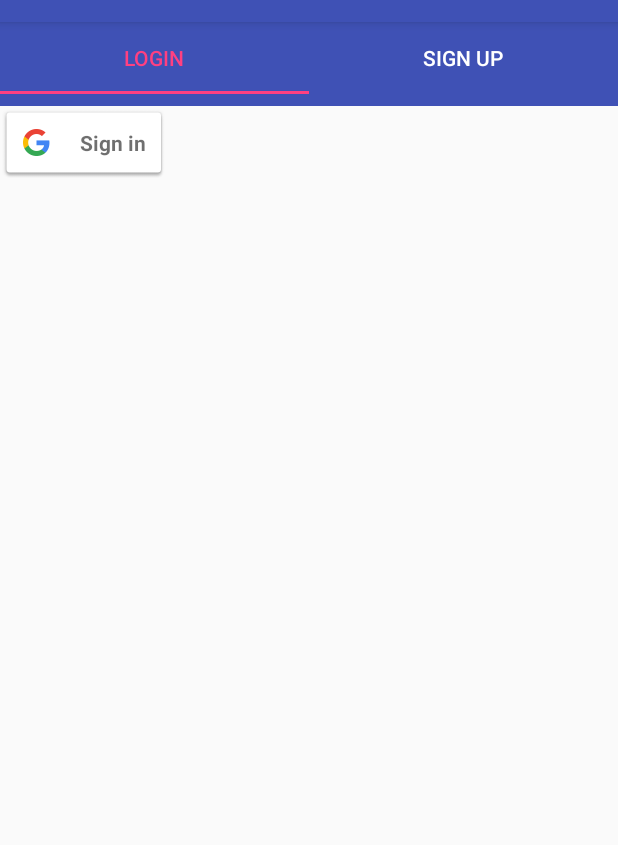
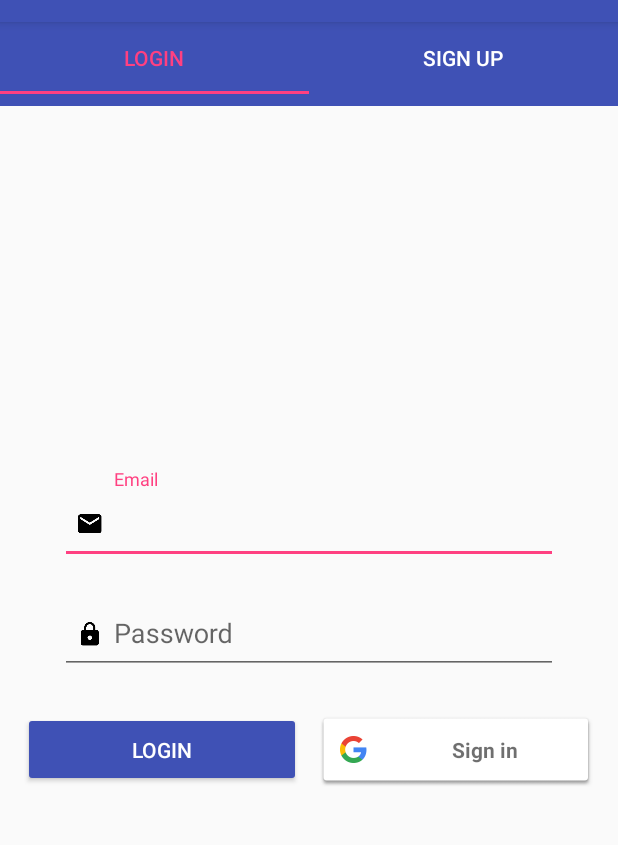
Before and after one commit to marijannovak123/Autism_Helper, an Android app: the screen it shows after launch (LoginActivity), on a phone screen of 412 x 824 dp, the part 62-907 px from its top. Run offline under Robolectric (Android 15) with nearby library versions, the phone set to English and light mode, and no system bars; our stand-ins replace Firebase (no records; nobody signed in at launch, a user with empty details on screens opened directly), Room's generated code, RxJava.

Commit message:
login finished, small improvements

```diff
--- a/app/src/main/java/com/marijannovak/autismhelper/config/Constants.kt
+++ b/app/src/main/java/com/marijannovak/autismhelper/config/Constants.kt
@@ -10,7 +10,7 @@ class Constants {
         const val BASE_URL = "https://autism-helper.firebaseio.com/api/"
         const val FIREBASE_AUTH = "auth"
         const val FIREBASE_API_KEY = "2Sm3l55sGpTgeojlAnyREqj5KOwcks1kx379XidA"
-        const val RESULT_CODE_GOOGLE_SIGNIN = 9001;
+        const val RESULT_CODE_GOOGLE_SIGNIN = 9001
         //endregion
 
         //region local db
--- a/app/src/main/java/com/marijannovak/autismhelper/modules/login/SignupFragment.kt
+++ b/app/src/main/java/com/marijannovak/autismhelper/modules/login/SignupFragment.kt
@@ -18,12 +18,13 @@ import com.marijannovak.autismhelper.models.SignupRequest
 import com.marijannovak.autismhelper.utils.DatePicker
 import com.marijannovak.autismhelper.utils.InputValidator
 import kotlinx.android.synthetic.main.fragment_signup.*
+import org.jetbrains.anko.support.v4.toast
 import java.util.*
 
 class SignupFragment : Fragment(), DatePickerDialog.OnDateSetListener {
 
     private var listener: LoginSignupListener? = null
-    private var selectedDate: Date? = null
+    private var selectedDate: Calendar = Calendar.getInstance()
 
     override fun onCreateView(inflater: LayoutInflater, container: ViewGroup?,
                               savedInstanceState: Bundle?): View? {
@@ -34,17 +35,6 @@ class SignupFragment : Fragment(), DatePickerDialog.OnDateSetListener {
         super.onViewCreated(view, savedInstanceState)
 
         initListeners()
-        insertTestData()
-    }
-
-    @SuppressLint("SetTextI18n")
-    private fun insertTestData() {
-        etEmail.setText("marijannovak123@gmail.com")
-        etUsername.setText("marijannovak123")
-        etPassword.setText("lozinka123")
-        etConfirmPassword.setText("lozinka123")
-        selectedDate = Date(774620151000)
-        etDateOfBirth.setText("${selectedDate!!.day}.${selectedDate!!.month}.${selectedDate!!.year}")
     }
 
     private fun initListeners() {
@@ -58,8 +48,10 @@ class SignupFragment : Fragment(), DatePickerDialog.OnDateSetListener {
 
     @SuppressLint("SetTextI18n")
     override fun onDateSet(view: android.widget.DatePicker?, year: Int, month: Int, dayOfMonth: Int) {
-        selectedDate = Date(year, month, dayOfMonth)
-        etDateOfBirth.setText(dayOfMonth.toString() + "." + (month - 1) + "." + year)
+        selectedDate.set(Calendar.YEAR, year)
+        selectedDate.set(Calendar.MONTH, month)
+        selectedDate.set(Calendar.DAY_OF_MONTH, dayOfMonth)
+        etDateOfBirth.setText(dayOfMonth.toString() + "." + (month + 1) + "." + year)
     }
 
     private fun attemptSignup() {
@@ -74,31 +66,42 @@ class SignupFragment : Fragment(), DatePickerDialog.OnDateSetListener {
         if (!InputValidator.validate(email, VALIDATION_EMAIL)) {
             valid = false
             etEmail.error = resources.getString(R.string.malformed_email)
+        } else {
+            etEmail.error = null
         }
 
         if (!InputValidator.validate(password, VALIDATION_PASSWORD)) {
             valid = false
             etPassword.error = resources.getString(R.string.password_invalid)
+        } else {
+            etPassword.error = null
         }
 
         if (!InputValidator.validate(username, VALIDATION_USERNAME)) {
             valid = false
             etUsername.error = resources.getString(R.string.username_invalid)
+        } else {
+            etUsername.error = null
         }
 
         if (!InputValidator.validateDate(selectedDate)) {
             valid = false
             etDateOfBirth.error = resources.getString(R.string.date_invalid)
+        } else {
+            etDateOfBirth.error = null
         }
 
         if (!password.equals(confirmPassword)) {
             valid = false
             etConfirmPassword.error = resources.getString(R.string.passwords_not_same)
+        } else {
+            etConfirmPassword.error = null
         }
 
         if(valid)
-            listener!!.onSignup(SignupRequest(email, username, password, selectedDate!!.time))
-
+            listener!!.onSignup(SignupRequest(email, username, password, selectedDate.timeInMillis))
+        else
+            toast(R.string.input_errors)
     }
 
     override fun onAttach(context: Context) {
--- a/app/src/main/java/com/marijannovak/autismhelper/modules/login/adapters/LoginSignupPagerAdapter.kt
+++ b/app/src/main/java/com/marijannovak/autismhelper/modules/login/adapters/LoginSignupPagerAdapter.kt
@@ -11,6 +11,7 @@ class LoginSignupPagerAdapter(fragmentManager: FragmentManager) : FragmentPagerA
     private var currentFragment : Fragment? = null
 
     override fun getItem(position: Int): Fragment {
+        currentFragment = null
         currentFragment = when(position) {
             0 -> LoginFragment.newInstance()
             else -> SignupFragment.newInstance()
--- a/app/src/main/java/com/marijannovak/autismhelper/modules/login/mvvm/ILoginRepository.kt
+++ b/app/src/main/java/com/marijannovak/autismhelper/modules/login/mvvm/ILoginRepository.kt
@@ -6,7 +6,6 @@ import com.marijannovak.autismhelper.common.listeners.GeneralListener
 import com.marijannovak.autismhelper.models.SignupRequest
 import com.marijannovak.autismhelper.models.User
 import io.reactivex.Completable
-import io.reactivex.Maybe
 import io.reactivex.Single
 
 /**
--- a/app/src/main/java/com/marijannovak/autismhelper/modules/login/mvvm/LoginViewModel.kt
+++ b/app/src/main/java/com/marijannovak/autismhelper/modules/login/mvvm/LoginViewModel.kt
@@ -92,8 +92,8 @@ class LoginViewModel(private val repository: ILoginRepository,
     private fun checkIfUserAlreadyExists(userId: String): Boolean {
         var isSuccess = false
         repository.checkIfUserExists(userId).subscribe(object : SingleObserver<Boolean> {
-                override fun onSuccess(t: Boolean?) {
-                    t?.let { isSuccess = it }
+                override fun onSuccess(exists: Boolean?) {
+                    exists?.let { isSuccess = it }
                 }
 
                 override fun onSubscribe(d: Disposable?) {
@@ -114,7 +114,6 @@ class LoginViewModel(private val repository: ILoginRepository,
            override fun onSuccess(user: User?) {
                if(user != null) {
                    repository.saveUser(user)
-                   stateLiveData.value = State.CONTENT
                    contentLiveData.value = listOf(user)
                } else {
                    stateLiveData.value = State.ERROR
@@ -137,7 +136,6 @@ class LoginViewModel(private val repository: ILoginRepository,
         repository.saveUserToFirebase(user).subscribe(object : CompletableObserver {
             override fun onComplete() {
                 repository.saveUser(user)
-                stateLiveData.value = State.CONTENT
                 contentLiveData.value = listOf(user)
             }
 
--- a/app/src/main/java/com/marijannovak/autismhelper/utils/DatePicker.kt
+++ b/app/src/main/java/com/marijannovak/autismhelper/utils/DatePicker.kt
@@ -10,10 +10,10 @@ class DatePicker : DialogFragment() {
 
     companion object {
         @JvmStatic
-        fun newInstance(context: Context, listener: DatePickerDialog.OnDateSetListener, date: Date?) : DatePickerDialog {
+        fun newInstance(context: Context, listener: DatePickerDialog.OnDateSetListener, date: Calendar?) : DatePickerDialog {
 
             date?.let {
-                return DatePickerDialog(context, listener, it.year, it.month, it.day)
+                return DatePickerDialog(context, listener, date.get(Calendar.YEAR), date.get(Calendar.MONTH), date.get(Calendar.DAY_OF_MONTH))
             }
 
             val c = Calendar.getInstance()
--- a/app/src/main/res/drawable/dialog_border.xml
+++ b/app/src/main/res/drawable/dialog_border.xml
@@ -3,9 +3,7 @@
     <stroke
         android:width="1dp"
         android:color="#FFFFFF" />
-
     <solid android:color="@color/whiteTransparent" />
-
-    <corners android:radius="10dp" />
+    <corners android:radius="20dp" />
 
 </shape>
--- a/app/src/main/res/layout/fragment_login.xml
+++ b/app/src/main/res/layout/fragment_login.xml
@@ -3,11 +3,65 @@
     xmlns:tools="http://schemas.android.com/tools"
     android:layout_width="match_parent"
     android:layout_height="match_parent"
+    android:orientation="vertical"
+    android:gravity="center"
     tools:context=".modules.login.LoginFragment">
 
-    <com.google.android.gms.common.SignInButton
-        android:layout_width="wrap_content"
+
+    <android.support.design.widget.TextInputLayout
+        android:layout_width="match_parent"
+        android:layout_height="wrap_content">
+
+        <EditText
+            style="@style/signupEditTextStyle"
+            android:id="@+id/etEmail"
+            android:hint="@string/email"
+            android:inputType="textEmailAddress"
+            android:drawableStart="@drawable/ic_mail"
+            android:nextFocusForward="@id/etUsername"/>
+
+    </android.support.design.widget.TextInputLayout>
+
+    <android.support.design.widget.TextInputLayout
+        android:layout_width="match_parent"
+        android:layout_height="wrap_content">
+
+        <EditText
+            style="@style/signupEditTextStyle"
+            android:id="@+id/etPassword"
+            android:hint="@string/password"
+            android:inputType="textPassword"
+            android:drawableStart="@drawable/ic_lock"
+            android:nextFocusForward="@id/etConfirmPassword"/>
+
+    </android.support.design.widget.TextInputLayout>
+
+    <LinearLayout
+        android:layout_width="match_parent"
         android:layout_height="wrap_content"
-        android:id="@+id/btnGoogleSignIn"/>
+        android:orientation="horizontal"
+        android:weightSum="2"
+        android:layout_margin="10dp">
+
+        <Button
+            android:layout_width="0dp"
+            android:layout_height="50dp"
+            android:layout_weight="1"
+            android:id="@+id/btnLogin"
+            android:text="@string/login"
+            android:textColor="@color/white"
+            android:layout_margin="5dp"
+            android:backgroundTint="@color/colorPrimary"/>
+
+        <com.google.android.gms.common.SignInButton
+            android:layout_width="0dp"
+            android:layout_weight="1"
+            android:layout_height="50dp"
+            android:id="@+id/btnGoogleSignIn"
+            android:text="@string/btn_sign_in"
+            android:layout_margin="5dp"/>
+
+    </LinearLayout>
+
 
 </LinearLayout>
--- a/app/src/main/res/values/colors.xml
+++ b/app/src/main/res/values/colors.xml
@@ -4,4 +4,5 @@
     <color name="colorPrimaryDark">#303F9F</color>
     <color name="colorAccent">#FF4081</color>
     <color name="whiteTransparent">#AAFFFFFF</color>
+    <color name="white">#FFFFFF</color>
 </resources>
--- a/app/src/main/res/values/strings.xml
+++ b/app/src/main/res/values/strings.xml
@@ -20,5 +20,7 @@
     <string name="update_username_dob">Would you like to update your username and date of birth?</string>
     <string name="yes">Yes</string>
     <string name="cancel">Cancel</string>
+    <string name="btn_sign_in">Sign in</string>
+    <string name="input_errors">Incorrect input</string>
 
 </resources>
--- a/app/src/main/res/values/styles.xml
+++ b/app/src/main/res/values/styles.xml
@@ -32,6 +32,8 @@
         <item name="android:layout_height">wrap_content</item>
         <item name="android:layout_marginEnd">10dp</item>
         <item name="android:layout_marginStart">10dp</item>
+        <item name="android:textColor">@color/white</item>
+        <item name="android:backgroundTint">@color/colorPrimary</item>
     </style>
 
 </resources>
```
Also changed, not shown: app/src/main/java/com/marijannovak/autismhelper/modules/login/LoginFragment.kt (+30 -0 lines), app/src/main/java/com/marijannovak/autismhelper/modules/login/mvvm/LoginRepository.kt (+4 -5 lines), app/src/main/java/com/marijannovak/autismhelper/utils/InputValidator.kt (+2 -9 lines), app/src/main/res/layout/common_dialog.xml (+5 -3 lines), app/src/main/res/layout/fragment_signup.xml (+33 -1 lines).
